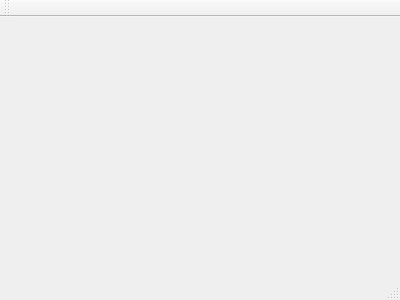
First picture: the form in Технологии программирования/lab2/mainwindow.ui, repository z17/UniversityCode, before the edit.
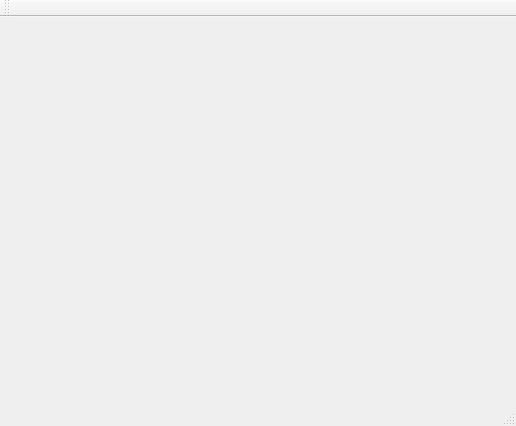
Second picture: the form after the edit.

```diff
--- a/Технологии программирования/lab2/mainwindow.ui
+++ b/Технологии программирования/lab2/mainwindow.ui
@@ -1,24 +1,51 @@
 <ui version="4.0">
  <class>MainWindow</class>
- <widget class="QMainWindow" name="MainWindow" >
-  <property name="geometry" >
+ <widget class="QMainWindow" name="MainWindow">
+  <property name="geometry">
    <rect>
     <x>0</x>
     <y>0</y>
-    <width>400</width>
-    <height>300</height>
+    <width>516</width>
+    <height>426</height>
    </rect>
   </property>
   <property name="windowTitle" >
    <string>MainWindow</string>
   </property>
-  <widget class="QMenuBar" name="menuBar" />
-  <widget class="QToolBar" name="mainToolBar" />
-  <widget class="QWidget" name="centralWidget" />
-  <widget class="QStatusBar" name="statusBar" />
+  <widget class="QWidget" name="centralWidget">
+   <widget class="QWidget" name="verticalLayoutWidget">
+    <property name="geometry">
+     <rect>
+      <x>10</x>
+      <y>10</y>
+      <width>501</width>
+      <height>361</height>
+     </rect>
+    </property>
+    <layout class="QVBoxLayout" name="verticalLayout"/>
+   </widget>
+  </widget>
+  <widget class="QMenuBar" name="menuBar">
+   <property name="geometry">
+    <rect>
+     <x>0</x>
+     <y>0</y>
+     <width>516</width>
+     <height>20</height>
+    </rect>
+   </property>
+  </widget>
+  <widget class="QToolBar" name="mainToolBar">
+   <attribute name="toolBarArea">
+    <enum>TopToolBarArea</enum>
+   </attribute>
+   <attribute name="toolBarBreak">
+    <bool>false</bool>
+   </attribute>
+  </widget>
+  <widget class="QStatusBar" name="statusBar"/>
  </widget>
- <layoutDefault spacing="6" margin="11" />
- <pixmapfunction></pixmapfunction>
+ <layoutdefault spacing="6" margin="11"/>
  <resources/>
  <connections/>
 </ui>
```
Left out of the diff: 3 changed lines with no effect on the pictures.
